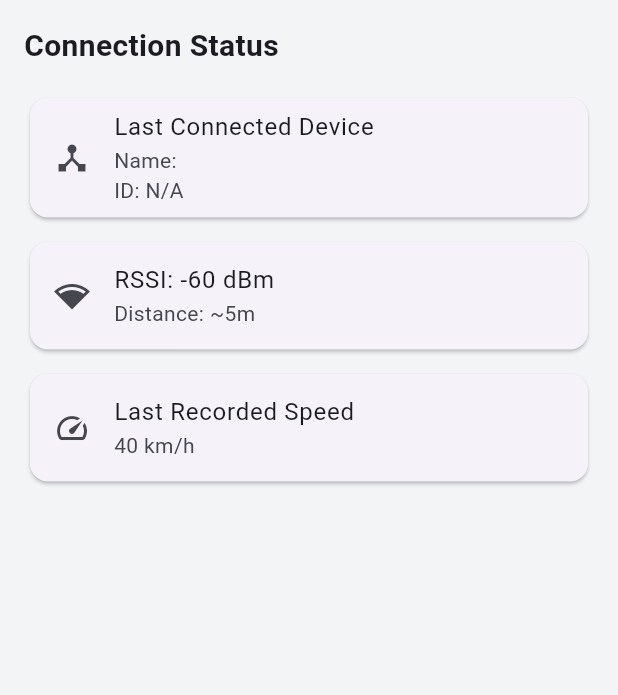
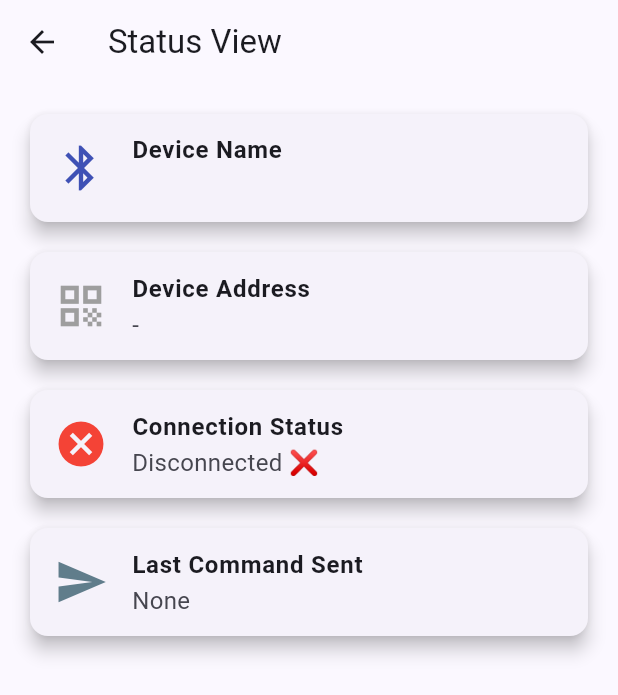
Before and after one commit to itiswd/auto_car, a Flutter app: the StatusViewScreen screen opened directly, on a phone screen of 412 x 824 dp. Shown: the top 695 px of the screen. Run offline on Flutter 3.47's test engine with Material 3 defaults, Android fonts, the phone set to English and light mode, and no system bars; our stand-ins replace flutter_blue_plus, permission_handler, shared_preferences; accounts and stored records are empty.

Commit message:
Update Bluetooth functionality: set compileSdk and ndkVersion, add necessary permissions, implement Bluetooth permissions request, and refactor Bluetooth screen with navigation and status view.

```diff
--- a/lib/screens/home_screen.dart
+++ b/lib/screens/home_screen.dart
@@ -17,7 +17,7 @@ class _HomeScreenState extends State<HomeScreen> {
   int _selectedIndex = 0;
 
   final List<Widget> _screens = [
-    const BluetoothScannerScreen(),
+    const BluetoothScreen(),
     const ControlOptionsScreen(),
     const ManualControlScreen(),
     const StatusViewScreen(),
--- a/lib/screens/introduction_screen.dart
+++ b/lib/screens/introduction_screen.dart
@@ -10,7 +10,7 @@ class IntroScreen extends StatelessWidget {
     await SharedPrefs.setIntroSeen();
     Navigator.push(
       context,
-      MaterialPageRoute(builder: (_) => const BluetoothScannerScreen()),
+      MaterialPageRoute(builder: (_) => const BluetoothScreen()),
     );
   }
 
--- a/lib/screens/status_view_screen.dart
+++ b/lib/screens/status_view_screen.dart
@@ -1,3 +1,5 @@
+// lib/screens/status_view_screen.dart
+
 import 'package:flutter/material.dart';
 import 'package:shared_preferences/shared_preferences.dart';
 
@@ -9,59 +11,77 @@ class StatusViewScreen extends StatefulWidget {
 }
 
 class _StatusViewScreenState extends State<StatusViewScreen> {
-  String? lastDeviceName;
-  String? lastDeviceId;
+  String? _deviceName;
+  String? _deviceAddress;
+  String? _lastCommand;
+  bool _isConnected = false;
 
   @override
   void initState() {
     super.initState();
-    _loadLastDevice();
+    _loadStatus();
   }
 
-  Future<void> _loadLastDevice() async {
+  Future<void> _loadStatus() async {
     final prefs = await SharedPreferences.getInstance();
     setState(() {
-      lastDeviceName = prefs.getString("last_device_name") ?? "Unknown";
-      lastDeviceId = prefs.getString("last_device_id") ?? "N/A";
+      _deviceName = prefs.getString('last_device_name');
+      _deviceAddress = prefs.getString('last_device_address');
+      _lastCommand = prefs.getString('last_command');
+      _isConnected = prefs.getBool('is_connected') ?? false;
     });
   }
 
   @override
   Widget build(BuildContext context) {
-    return ListView(
+    return Scaffold(
+      appBar: AppBar(title: const Text('Status View')),
+      body: Padding(
         padding: const EdgeInsets.all(16.0),
+        child: Column(
           children: [
-        const Text(
-          'Connection Status',
-          style: TextStyle(fontSize: 20, fontWeight: FontWeight.bold),
+            _statusCard(
+              "Device Name",
+              _deviceName ?? "Not Connected",
+              Icons.bluetooth,
+              Colors.indigo,
             ),
-        const SizedBox(height: 16),
-
-        Card(
-          child: ListTile(
-            leading: const Icon(Icons.device_hub),
-            title: const Text('Last Connected Device'),
-            subtitle: Text('Name: $lastDeviceName\nID: $lastDeviceId'),
+            const SizedBox(height: 12),
+            _statusCard(
+              "Device Address",
+              _deviceAddress ?? "-",
+              Icons.qr_code,
+              Colors.grey,
+            ),
+            const SizedBox(height: 12),
+            _statusCard(
+              "Connection Status",
+              _isConnected ? "Connected ✅" : "Disconnected ❌",
+              _isConnected ? Icons.check_circle : Icons.cancel,
+              _isConnected ? Colors.green : Colors.red,
+            ),
+            const SizedBox(height: 12),
+            _statusCard(
+              "Last Command Sent",
+              _lastCommand ?? "None",
+              Icons.send,
+              Colors.blueGrey,
+            ),
+          ],
         ),
       ),
+    );
+  }
 
-        const SizedBox(height: 8),
-        Card(
+  Widget _statusCard(String title, String value, IconData icon, Color color) {
+    return Card(
+      elevation: 5,
+      shape: RoundedRectangleBorder(borderRadius: BorderRadius.circular(12)),
       child: ListTile(
-            leading: const Icon(Icons.network_wifi),
-            title: const Text('RSSI: -60 dBm'),
-            subtitle: const Text('Distance: ~5m'),
+        leading: Icon(icon, size: 36, color: color),
+        title: Text(title, style: const TextStyle(fontWeight: FontWeight.bold)),
+        subtitle: Text(value, style: const TextStyle(fontSize: 16)),
       ),
-        ),
-        const SizedBox(height: 8),
-        Card(
-          child: ListTile(
-            leading: const Icon(Icons.speed),
-            title: const Text('Last Recorded Speed'),
-            subtitle: const Text('40 km/h'),
-          ),
-        ),
-      ],
     );
   }
 }
--- a/pubspec.yaml
+++ b/pubspec.yaml
@@ -41,6 +41,7 @@ dependencies:
   flutter_bloc: ^9.1.1
   flutter_blue_plus: ^1.35.5
   permission_handler: ^12.0.0+1
+  flutter_bluetooth_serial: ^0.4.0
 
 dev_dependencies:
   flutter_test:
```
Also changed, not shown: lib/core/permissions.dart (added, +11 -0 lines), lib/core/theme.dart (added, +35 -0 lines), lib/main.dart (+48 -12 lines), lib/screens/bluetooth_scanner_screen.dart (+106 -102 lines), lib/screens/manual_control_screen.dart (+63 -18 lines), pubspec.lock, 2 other files. Lines whose indentation alone changed are shown as unchanged.
